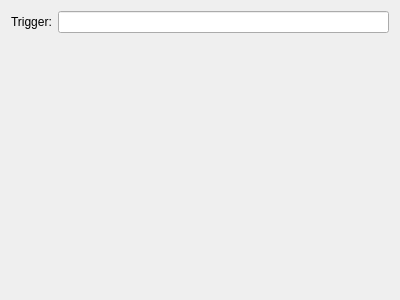
Qt form plugins/Commands/Calculator/calculatorconfigurationdlg.ui (KDE/simon) before a commit.
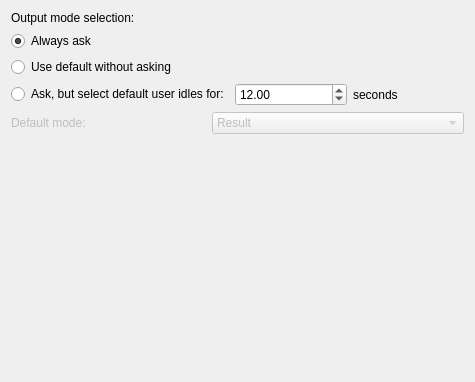
The same form after that commit. Custom widgets are drawn as their Qt base class.

Commit message:
The default output mode can now be configured in the calculator. There are the following modes: Always ask Always use configured one Use configured one but allow the user to choose something different until a specific timeout is reached
This timeout is also made configurable;

For this feature the commandlistwidget has been revamped so in the future other list command based features of simon might be improved with it as well

What changed in the file:
```diff
--- a/plugins/Commands/Calculator/calculatorconfigurationdlg.ui
+++ b/plugins/Commands/Calculator/calculatorconfigurationdlg.ui
@@ -6,8 +6,8 @@
    <rect>
     <x>0</x>
     <y>0</y>
-    <width>400</width>
-    <height>300</height>
+    <width>475</width>
+    <height>382</height>
    </rect>
   </property>
   <property name="windowTitle">
@@ -15,16 +15,105 @@
   </property>
   <layout class="QVBoxLayout" name="verticalLayout">
    <item>
-    <layout class="QFormLayout" name="formLayout">
-     <item row="0" column="0">
-      <widget class="QLabel" name="label">
+    <widget class="QLabel" name="label">
+     <property name="text">
+      <string>Output mode selection:</string>
+     </property>
+    </widget>
+   </item>
+   <item>
+    <widget class="QRadioButton" name="rbOutputAsk">
+     <property name="text">
+      <string>Always ask</string>
+     </property>
+     <property name="checked">
+      <bool>true</bool>
+     </property>
+    </widget>
+   </item>
+   <item>
+    <widget class="QRadioButton" name="rbOutputDefault">
+     <property name="text">
+      <string>Use default without asking</string>
+     </property>
+    </widget>
+   </item>
+   <item>
+    <layout class="QHBoxLayout" name="horizontalLayout">
+     <item>
+      <widget class="QRadioButton" name="rbAskAndDefault">
        <property name="text">
-        <string>Trigger:</string>
+        <string>Ask, but select default user idles for:</string>
        </property>
       </widget>
      </item>
-     <item row="0" column="1">
-      <widget class="KLineEdit" name="leTrigger"/>
+     <item>
+      <widget class="QDoubleSpinBox" name="sbOutputDefaultTimeout">
+       <property name="minimum">
+        <double>0.100000000000000</double>
+       </property>
+       <property name="value">
+        <double>12.000000000000000</double>
+       </property>
+      </widget>
+     </item>
+     <item>
+      <widget class="QLabel" name="label_2">
+       <property name="text">
+        <string>seconds</string>
+       </property>
+      </widget>
+     </item>
+    </layout>
+   </item>
+   <item>
+    <layout class="QHBoxLayout" name="horizontalLayout_2">
+     <item>
+      <widget class="QLabel" name="label_3">
+       <property name="enabled">
+        <bool>false</bool>
+       </property>
+       <property name="text">
+        <string>Default mode:</string>
+       </property>
+      </widget>
+     </item>
+     <item>
+      <widget class="KComboBox" name="cbDefaultOutputMode">
+       <property name="enabled">
+        <bool>false</bool>
+       </property>
+       <item>
+        <property name="text">
+         <string>Result</string>
+        </property>
+       </item>
+       <item>
+        <property name="text">
+         <string>Calculation and result</string>
+        </property>
+       </item>
+       <item>
+        <property name="text">
+         <string>Formatted result</string>
+        </property>
+       </item>
+       <item>
+        <property name="text">
+         <string>Formatted calculation and result</string>
+        </property>
+       </item>
+       <item>
+        <property name="text">
+         <string>Formatted result (money)</string>
+        </property>
+       </item>
+       <item>
+        <property name="text">
+         <string>Formatted calculation and result (money)</string>
+        </property>
+       </item>
+      </widget>
      </item>
     </layout>
    </item>
@@ -45,9 +134,9 @@
  </widget>
  <customwidgets>
   <customwidget>
-   <class>KLineEdit</class>
-   <extends>QLineEdit</extends>
-   <header>klineedit.h</header>
+   <class>KComboBox</class>
+   <extends>QComboBox</extends>
+   <header>kcombobox.h</header>
   </customwidget>
  </customwidgets>
  <resources/>
```
Left out of the diff: 35 changed lines with no effect on the pictures. The commit also changes 6 other files.
